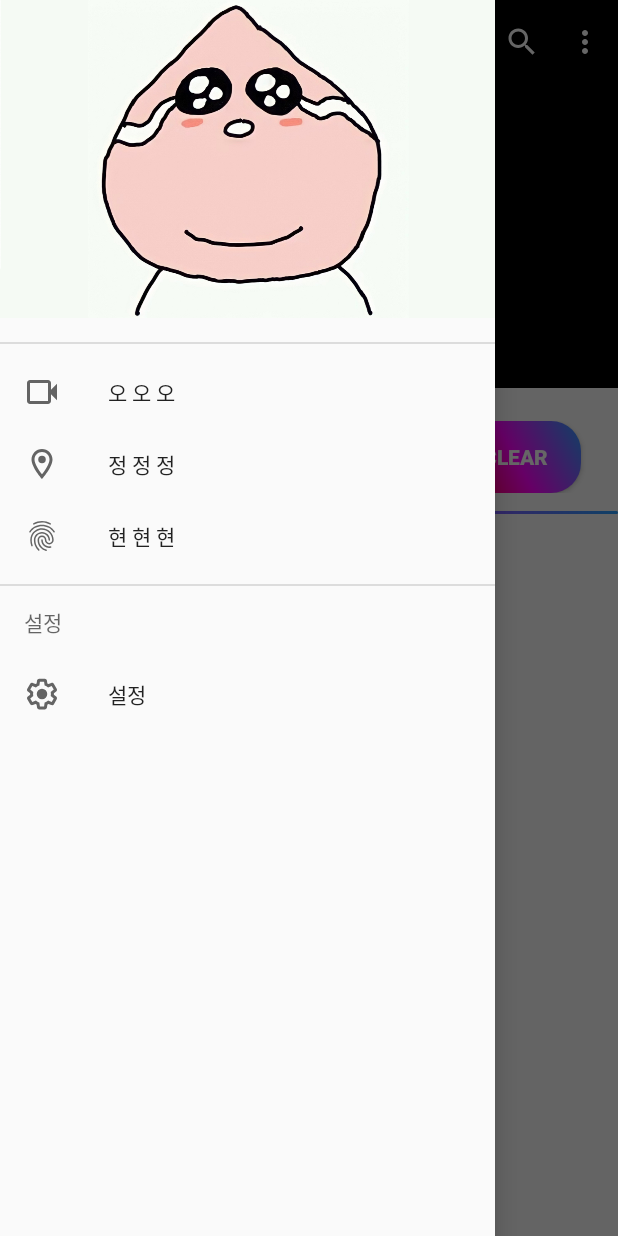
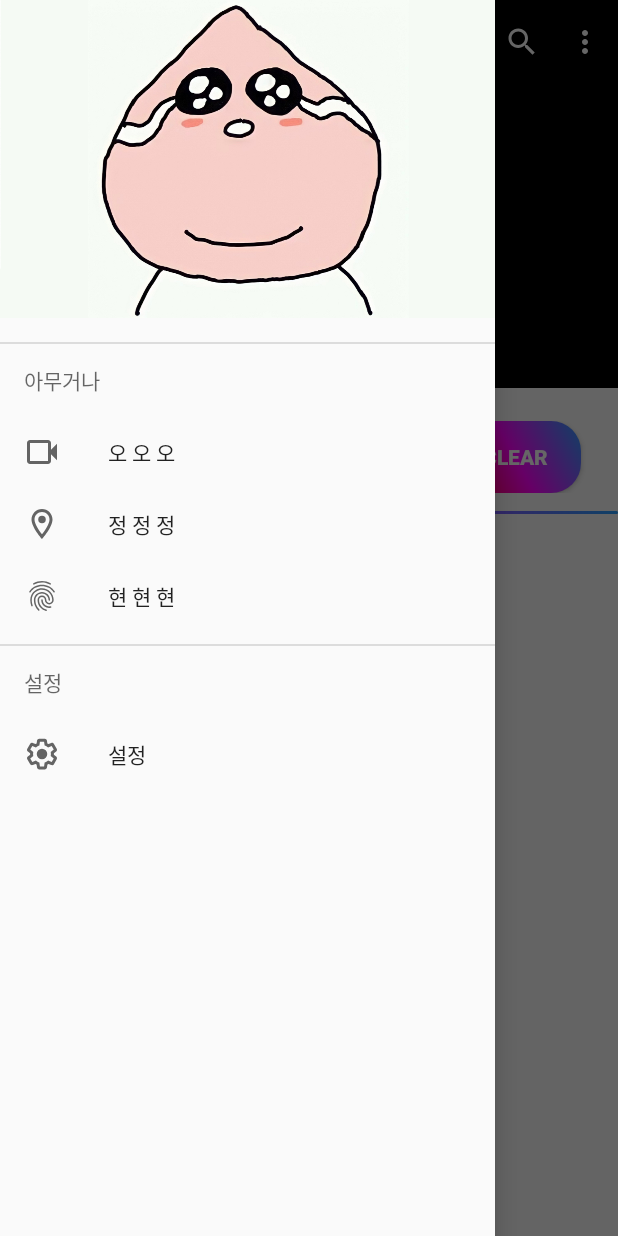
Before and after one commit to wjdgus0545/android-MyTestApp, an Android app: the screen it shows after launch (MainActivity), with the side drawer open, on a phone screen of 412 x 824 dp. Run offline under Robolectric (Android 15) with nearby library versions, the phone set to English and light mode, and no system bars.

Commit message:
MODIFIED Navigation Drawer Menu

```diff
--- a/alertdialog/src/main/res/menu/menu_navigation.xml
+++ b/alertdialog/src/main/res/menu/menu_navigation.xml
@@ -2,13 +2,15 @@
 <menu xmlns:android="http://schemas.android.com/apk/res/android"
     xmlns:app="http://schemas.android.com/apk/res-auto">
 
-    <item android:title="아무거나">
+    <item android:title="NULL">
         <menu>
         </menu>
     </item>
 
     <group
         android:checkableBehavior="single">
+        <item android:title="아무거나">
+            <menu>
                 <item
                     android:title="오 오 오"
                     android:icon="@drawable/ic_camera"/>
@@ -18,6 +20,9 @@
                 <item
                     android:title="현 현 현"
                     android:icon="@drawable/ic_fingerprint"/>
+            </menu>
+        </item>
+
     </group>
 
     <item android:title="설정">
```
Lines whose indentation alone changed are shown as unchanged.
